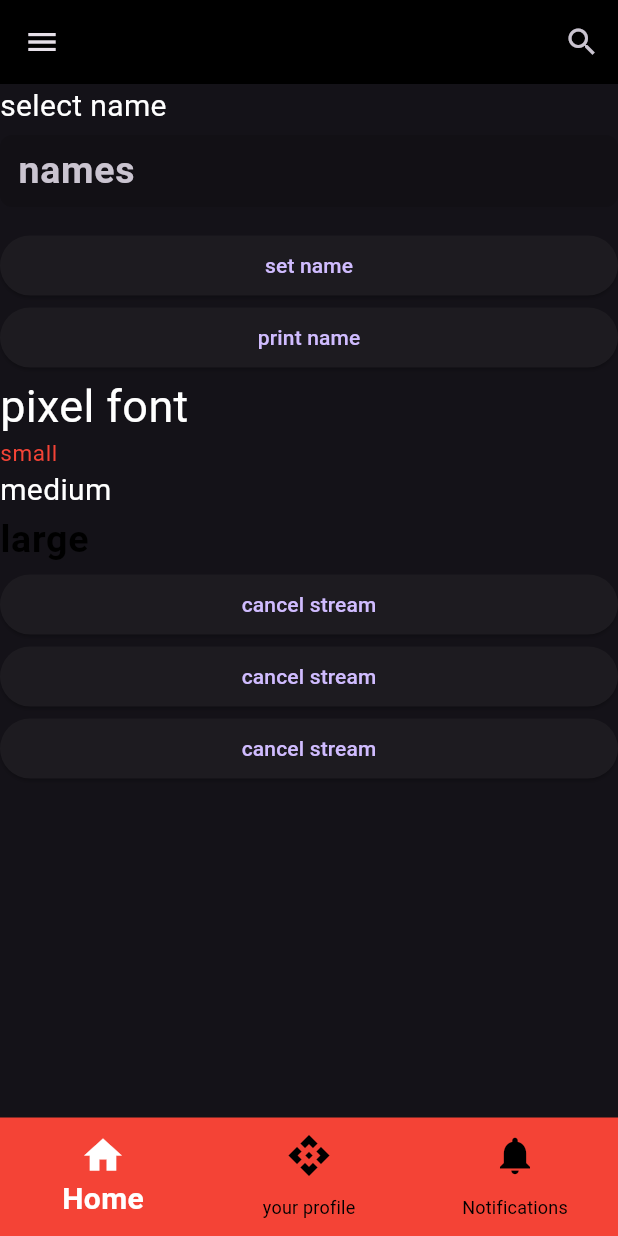
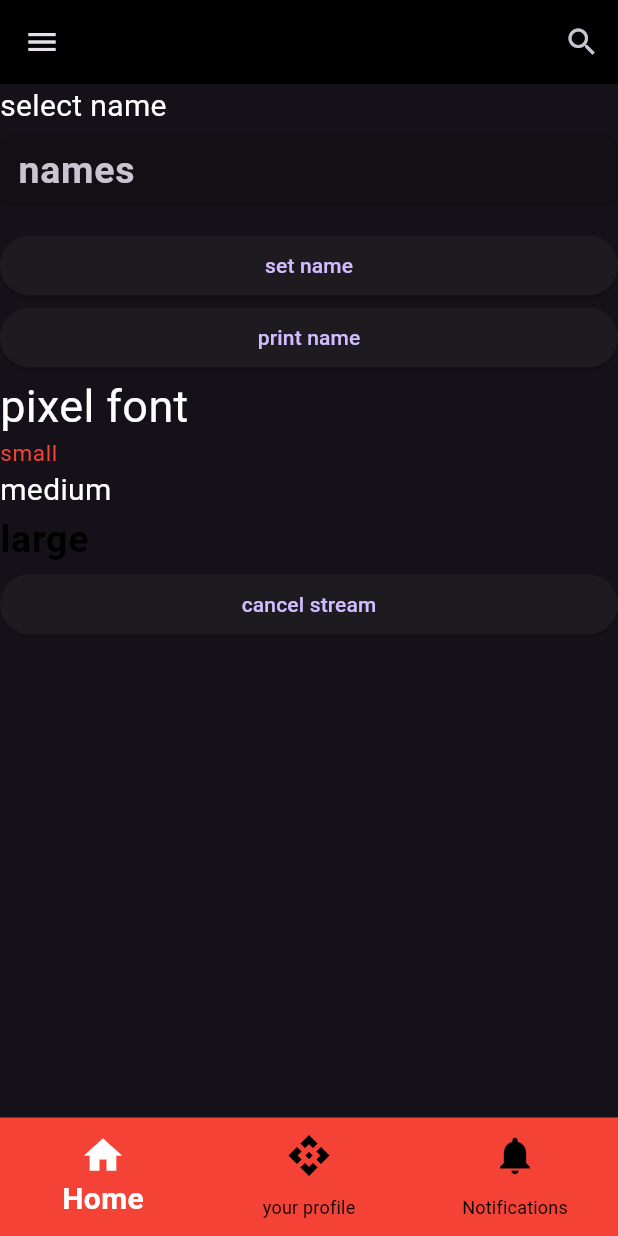
Before and after one commit to kareemalbahy/ITI_course, a Flutter app: the screen it shows after launch, on a phone screen of 412 x 824 dp. Run offline on Flutter 3.47's test engine with Material 3 defaults, Android fonts, the phone set to English and light mode, and no system bars; our stand-ins replace awesome_dialog, geolocator, shared_preferences; missing offline and left inert: drop_down_list; Roboto replaces fonts that are missing (Pixelify, pixelify).

Commit message:
training 1

```diff
--- a/lib/main.dart
+++ b/lib/main.dart
@@ -1072,12 +1072,6 @@ class TestState extends State<Test> with SingleTickerProviderStateMixin{
             ElevatedButton(onPressed: (){
               positionStream!.cancel();
             }, child: Text("cancel stream")),
-            ElevatedButton(onPressed: (){
-              positionStream!.cancel();
-            }, child: Text("cancel stream")),
-            ElevatedButton(onPressed: (){
-              positionStream!.cancel();
-            }, child: Text("cancel stream"))
           ],
 
       //topics
```
